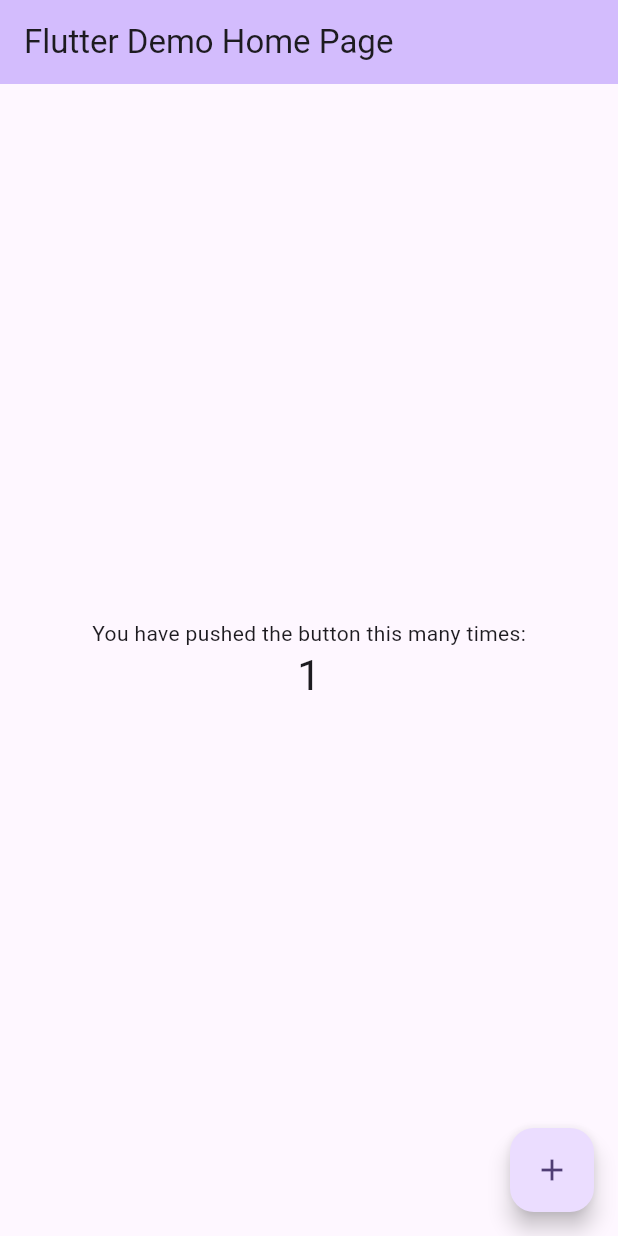
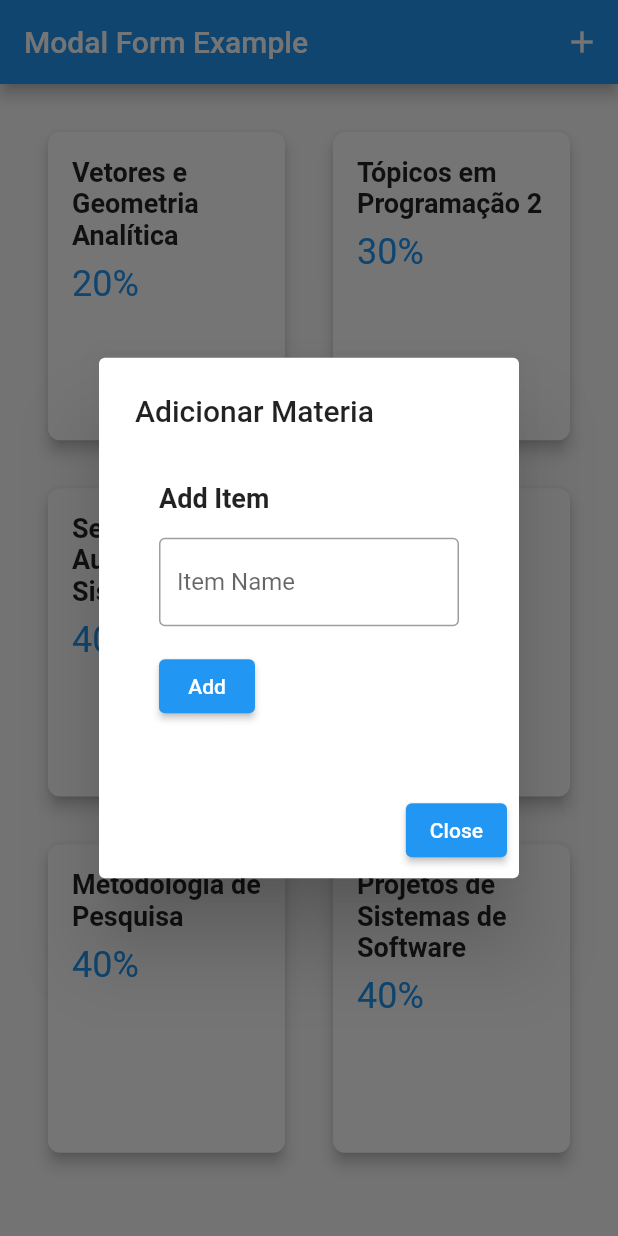
Before and after one commit to HiagoScierry/minhas-faltas, a Flutter app: the screen it shows after launch, after a tap on the "add" icon, on a phone screen of 412 x 824 dp. Run offline on Flutter 3.47's test engine with Material 2 defaults, Android fonts, the phone set to English and light mode, and no system bars.

Commit message:
criado interface basica

```diff
--- /dev/null
+++ b/lib/components/card_grid.dart
@@ -0,0 +1,95 @@
+// ignore_for_file: prefer_const_constructors, prefer_const_constructors_in_immutables
+
+import 'package:flutter/material.dart';
+import 'custom_card.dart';
+
+class CardItem {
+  final String title;
+  final int percentage;
+
+  CardItem({required this.title, required this.percentage});
+}
+
+class CardGrid extends StatelessWidget {
+  final List<CardItem> cardItems;
+
+  CardGrid({super.key, required this.cardItems});
+
+  @override
+  Widget build(BuildContext context) {
+    return GridView.builder(
+      padding: EdgeInsets.all(16),
+      gridDelegate: SliverGridDelegateWithFixedCrossAxisCount(
+        crossAxisCount: 2,
+        childAspectRatio: 0.8,
+      ),
+      itemCount: cardItems.length,
+      itemBuilder: (context, index) {
+        return CustomCard(
+          title: cardItems[index].title,
+          percentage: cardItems[index].percentage,
+          tapHandle: () {
+            // Show the AlertDialog with TextField
+            showDialog(
+              context: context,
+              builder: (context) {
+                return AlertDialog(
+                  title: Text('Modal ${index + 1}'),
+                  content: CustomModalContent(title: cardItems[index].title),
+                  actions: [
+                    ElevatedButton(
+                      onPressed: () {
+                        Navigator.pop(context);
+                      },
+                      child: Text('Close'),
+                    ),
+                  ],
+                );
+              },
+            );
+          },
+        );
+      },
+    );
+  }
+}
+
+class CustomModalContent extends StatelessWidget {
+  final String title;
+
+  CustomModalContent({super.key, required this.title});
+
+  @override
+  Widget build(BuildContext context) {
+    return SingleChildScrollView(
+      child: Container(
+        padding: EdgeInsets.all(16),
+        child: Column(
+          mainAxisSize: MainAxisSize.min,
+          crossAxisAlignment: CrossAxisAlignment.start,
+          children: [
+            Text(
+              title,
+              style: TextStyle(
+                fontSize: 18,
+                fontWeight: FontWeight.bold,
+              ),
+            ),
+            SizedBox(height: 16),
+            Text(
+              'This is the content of the modal.',
+              style: TextStyle(fontSize: 16),
+            ),
+            SizedBox(height: 16),
+            ElevatedButton(
+              onPressed: () {
+                Navigator.pop(context); // Close the modal
+              },
+              child: Text('Close'),
+            ),
+          ],
+        ),
+      ),
+    );
+  }
+}
--- /dev/null
+++ b/lib/components/custom_card.dart
@@ -0,0 +1,52 @@
+import 'package:flutter/material.dart';
+
+class CustomCard extends StatelessWidget {
+  final String title;
+  final int percentage;
+  final VoidCallback tapHandle;
+
+  const CustomCard({
+    super.key,
+    required this.title,
+    required this.percentage,
+    required this.tapHandle,
+  });
+
+  @override
+  Widget build(BuildContext context) {
+    return GestureDetector(
+        onTap: tapHandle,
+        child: Card(
+          elevation: 4,
+          margin: const EdgeInsets.all(16),
+          shape: RoundedRectangleBorder(
+              borderRadius:
+                  BorderRadius.circular(8)), // Define se a borda é arredondada
+          child: Container(
+            width: 500, // Define a largura do card
+            height: 250, // Define a altura do card
+            padding: const EdgeInsets.all(16),
+            child: Column(
+              crossAxisAlignment: CrossAxisAlignment.start,
+              children: [
+                Text(
+                  title,
+                  style: const TextStyle(
+                    fontSize: 18,
+                    fontWeight: FontWeight.bold,
+                  ),
+                ),
+                const SizedBox(height: 8),
+                Text(
+                  '$percentage%',
+                  style: const TextStyle(
+                    fontSize: 24,
+                    color: Colors.blue,
+                  ),
+                ),
+              ],
+            ),
+          ),
+        ));
+  }
+}
--- a/lib/main.dart
+++ b/lib/main.dart
@@ -1,25 +1,109 @@
 import 'package:flutter/material.dart';
 
-import 'screens/home.screen.dart'
+import 'components/card_grid.dart';
 
 void main() {
-  runApp(const MyApp());
+  runApp(MyApp());
 }
 
 class MyApp extends StatelessWidget {
-  const MyApp({super.key});
-
-  // This widget is the root of your application.
   @override
   Widget build(BuildContext context) {
     return MaterialApp(
-      title: 'Flutter Demo',
-      theme: ThemeData(
-        colorScheme: ColorScheme.fromSeed(seedColor: Colors.deepPurple),
-        useMaterial3: true,
-      ),
-      home: const MyHomePage(title: 'Flutter Demo Home Page'),
-
+      title: 'Modal Form Example',
+      home: MyHomePage(),
     );
   }
 }
+
+class ListItems {}
+
+class MyHomePage extends StatelessWidget {
+  var content;
+
+  @override
+  Widget build(BuildContext context) {
+    return Scaffold(
+      appBar: AppBar(
+        title: const Text('Modal Form Example'),
+        actions: [
+          IconButton(
+            icon: const Icon(Icons.add),
+            onPressed: () {
+              showDialog(
+                context: context,
+                builder: (context) {
+                  return AlertDialog(
+                    title: const Text('Adicionar Materia'),
+                    content: AddItemModal(),
+                    actions: [
+                      ElevatedButton(
+                        onPressed: () {
+                          Navigator.pop(context);
+                        },
+                        child: const Text('Close'),
+                      ),
+                    ],
+                  );
+                },
+              );
+            },
+          ),
+        ],
+      ),
+      body: Center(
+        child: CardGrid(
+          cardItems: [
+            CardItem(title: 'Vetores e Geometria Analítica', percentage: 20),
+            CardItem(title: 'Tópicos em Programação 2', percentage: 30),
+            CardItem(
+                title: 'Segurança e Auditoria de Sistemas', percentage: 40),
+            CardItem(title: 'Interface Humano Computador', percentage: 40),
+            CardItem(title: 'Metodologia de Pesquisa', percentage: 40),
+            CardItem(title: 'Projetos de Sistemas de Software', percentage: 40),
+            // ... adicione mais itens aqui
+          ],
+        ),
+      ),
+    );
+  }
+}
+
+class AddItemModal extends StatelessWidget {
+  @override
+  Widget build(BuildContext context) {
+    return SingleChildScrollView(
+      child: Container(
+        padding: const EdgeInsets.all(16),
+        child: Column(
+          mainAxisSize: MainAxisSize.min,
+          crossAxisAlignment: CrossAxisAlignment.start,
+          children: [
+            const Text(
+              'Add Item',
+              style: TextStyle(
+                fontSize: 18,
+                fontWeight: FontWeight.bold,
+              ),
+            ),
+            const SizedBox(height: 16),
+            const TextField(
+              decoration: InputDecoration(
+                labelText: 'Item Name',
+                border: OutlineInputBorder(),
+              ),
+            ),
+            const SizedBox(height: 16),
+            ElevatedButton(
+              onPressed: () {
+                // Handle form submission here
+                Navigator.pop(context); // Close the modal
+              },
+              child: const Text('Add'),
+            ),
+          ],
+        ),
+      ),
+    );
+  }
+}
--- a/lib/screens/home.screen.dart
+++ /dev/null
@@ -1,68 +0,0 @@
-import 'package:flutter/material.dart';
-
-class MyHomePage extends StatefulWidget {
-  const MyHomePage({super.key, required this.title});
-  final String title;
-  @override
-  State<MyHomePage> createState() => _MyHomePageState();
-}
-
-class _MyHomePageState extends State<MyHomePage> {
-  int _counter = 0;
-
-  void _incrementCounter() {
-    setState(() {
-      _counter++;
-    });
-  }
-
-  @override
-  Widget build(BuildContext context) {
-
-    return Scaffold(
-      appBar: AppBar(
-        // TRY THIS: Try changing the color here to a specific color (to
-        // Colors.amber, perhaps?) and trigger a hot reload to see the AppBar
-        // change color while the other colors stay the same.
-        backgroundColor: Theme.of(context).colorScheme.inversePrimary,
-        // Here we take the value from the MyHomePage object that was created by
-        // the App.build method, and use it to set our appbar title.
-        title: Text(widget.title),
-      ),
-      body: Center(
-        // Center is a layout widget. It takes a single child and positions it
-        // in the middle of the parent.
-        child: Column(
-          // Column is also a layout widget. It takes a list of children and
-          // arranges them vertically. By default, it sizes itself to fit its
-          // children horizontally, and tries to be as tall as its parent.
-          //
-          // Column has various properties to control how it sizes itself and
-          // how it positions its children. Here we use mainAxisAlignment to
-          // center the children vertically; the main axis here is the vertical
-          // axis because Columns are vertical (the cross axis would be
-          // horizontal).
-          //
-          // TRY THIS: Invoke "debug painting" (choose the "Toggle Debug Paint"
-          // action in the IDE, or press "p" in the console), to see the
-          // wireframe for each widget.
-          mainAxisAlignment: MainAxisAlignment.center,
-          children: <Widget>[
-            const Text(
-              'You have pushed the button this many times:',
-            ),
-            Text(
-              '$_counter',
-              style: Theme.of(context).textTheme.headlineMedium,
-            ),
-          ],
-        ),
-      ),
-      floatingActionButton: FloatingActionButton(
-        onPressed: _incrementCounter,
-        tooltip: 'Increment',
-        child: const Icon(Icons.add),
-      ), // This trailing comma makes auto-formatting nicer for build methods.
-    );
-  }
-}
```
